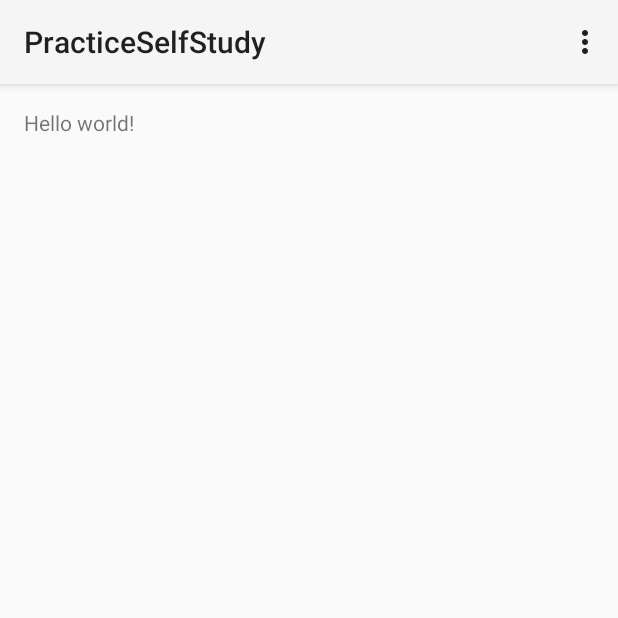
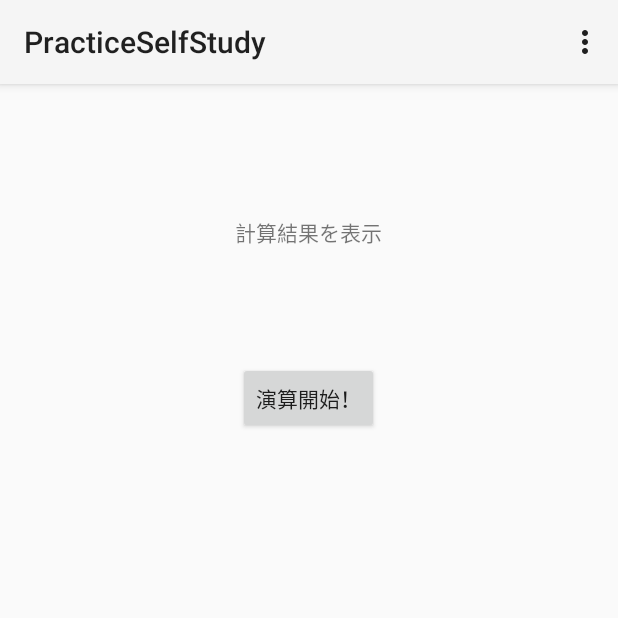
Before and after one commit to s113428/PracticeSelfStudy, an Android app: the screen it shows after launch (MainActivity), on a phone screen of 412 x 824 dp, the top half of it. Run offline under Robolectric (Android 15) with nearby library versions, the phone set to English and light mode, and no system bars.

Commit message:
finish commit on firstCalc branch

```diff
--- a/app/src/main/res/layout/activity_main.xml
+++ b/app/src/main/res/layout/activity_main.xml
@@ -5,7 +5,20 @@
     android:paddingTop="@dimen/activity_vertical_margin"
     android:paddingBottom="@dimen/activity_vertical_margin" tools:context=".MainActivity">
 
-    <TextView android:text="@string/hello_world" android:layout_width="wrap_content"
-        android:layout_height="wrap_content" />
+    <TextView android:text="計算結果を表示" android:layout_width="wrap_content"
+        android:layout_height="wrap_content"
+        android:layout_alignParentTop="true"
+        android:layout_centerHorizontal="true"
+        android:layout_marginTop="72dp"
+        android:id="@+id/myLabel" />
+
+    <Button
+        android:layout_width="wrap_content"
+        android:layout_height="wrap_content"
+        android:text="演算開始！"
+        android:id="@+id/myButton"
+        android:layout_below="@+id/myLabel"
+        android:layout_centerHorizontal="true"
+        android:layout_marginTop="76dp" />
 
 </RelativeLayout>
```
